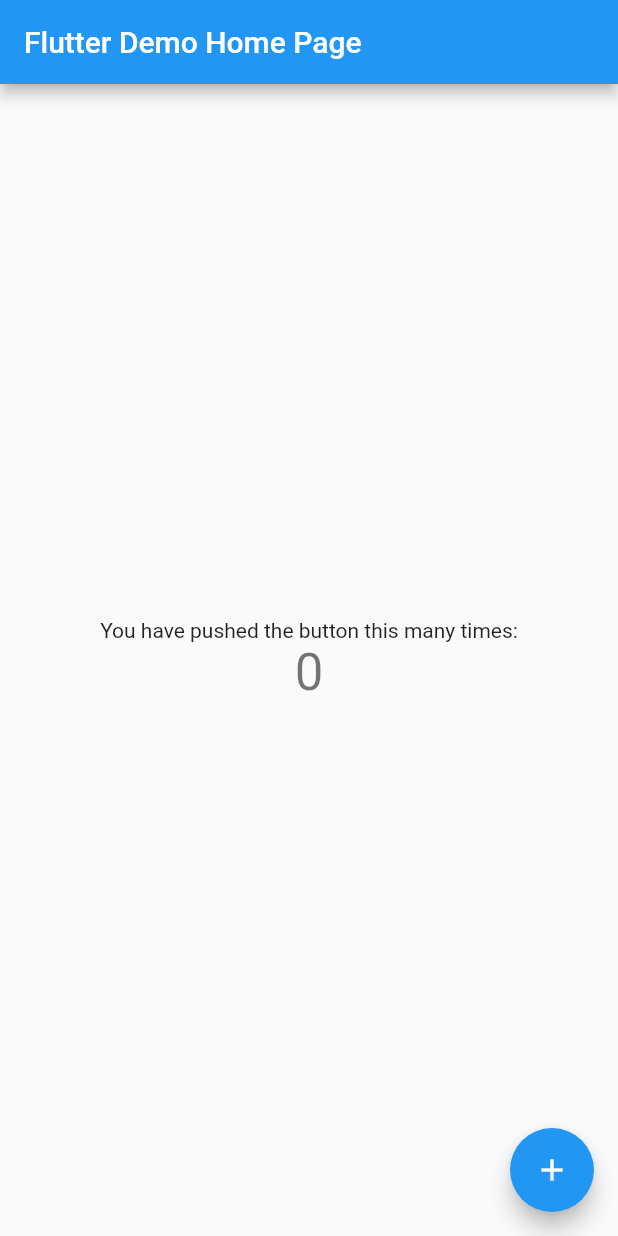
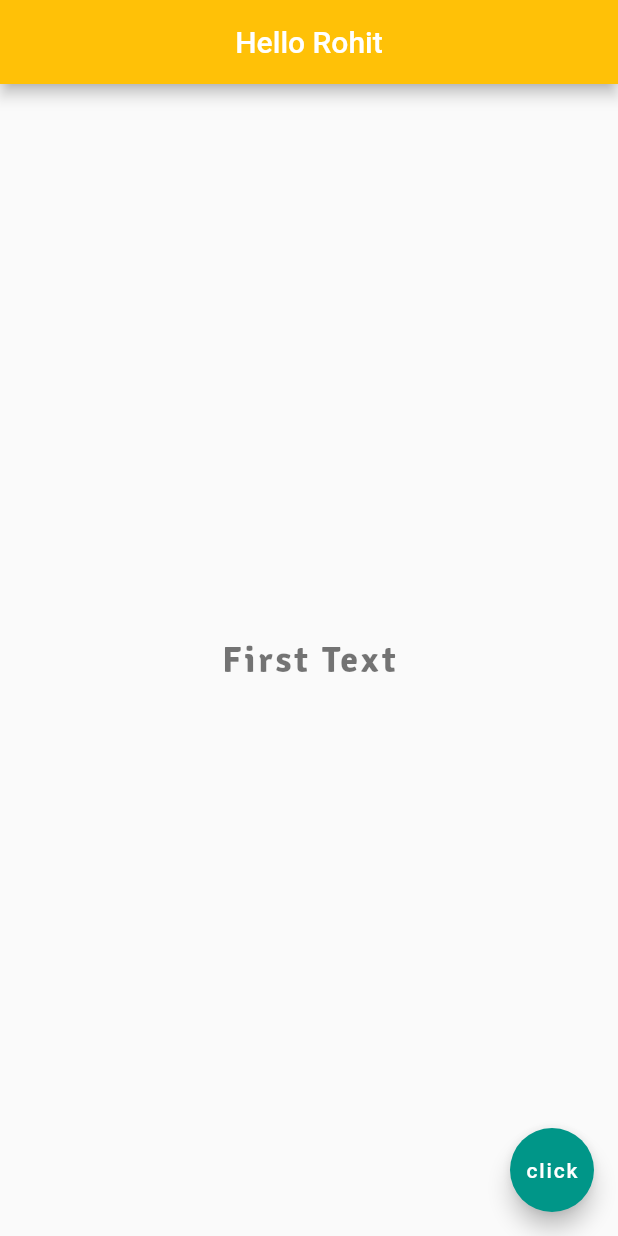
Before and after one commit to RohitPrajapati9593/SDP_l6, a Flutter app: the screen it shows after launch, on a phone screen of 412 x 824 dp. Run offline on Flutter 3.47's test engine with Material 2 defaults, Android fonts, the phone set to English and light mode, and no system bars.

Commit message:
Second Commit

```diff
--- a/lib/main.dart
+++ b/lib/main.dart
@@ -1,115 +1,29 @@
 import 'package:flutter/material.dart';
 
-void main() {
-  runApp(const MyApp());
-}
-
-class MyApp extends StatelessWidget {
-  const MyApp({Key? key}) : super(key: key);
-
-  // This widget is the root of your application.
-  @override
-  Widget build(BuildContext context) {
-    return MaterialApp(
-      title: 'Flutter Demo',
-      theme: ThemeData(
-        // This is the theme of your application.
-        //
-        // Try running your application with "flutter run". You'll see the
-        // application has a blue toolbar. Then, without quitting the app, try
-        // changing the primarySwatch below to Colors.green and then invoke
-        // "hot reload" (press "r" in the console where you ran "flutter run",
-        // or simply save your changes to "hot reload" in a Flutter IDE).
-        // Notice that the counter didn't reset back to zero; the application
-        // is not restarted.
-        primarySwatch: Colors.blue,
-      ),
-      home: const MyHomePage(title: 'Flutter Demo Home Page'),
-    );
-  }
-}
-
-class MyHomePage extends StatefulWidget {
-  const MyHomePage({Key? key, required this.title}) : super(key: key);
-
-  // This widget is the home page of your application. It is stateful, meaning
-  // that it has a State object (defined below) that contains fields that affect
-  // how it looks.
-
-  // This class is the configuration for the state. It holds the values (in this
-  // case the title) provided by the parent (in this case the App widget) and
-  // used by the build method of the State. Fields in a Widget subclass are
-  // always marked "final".
-
-  final String title;
-
-  @override
-  State<MyHomePage> createState() => _MyHomePageState();
-}
-
-class _MyHomePageState extends State<MyHomePage> {
-  int _counter = 0;
-
-  void _incrementCounter() {
-    setState(() {
-      // This call to setState tells the Flutter framework that something has
-      // changed in this State, which causes it to rerun the build method below
-      // so that the display can reflect the updated values. If we changed
-      // _counter without calling setState(), then the build method would not be
-      // called again, and so nothing would appear to happen.
-      _counter++;
-    });
-  }
-
-  @override
-  Widget build(BuildContext context) {
-    // This method is rerun every time setState is called, for instance as done
-    // by the _incrementCounter method above.
-    //
-    // The Flutter framework has been optimized to make rerunning build methods
-    // fast, so that you can just rebuild anything that needs updating rather
-    // than having to individually change instances of widgets.
-    return Scaffold(
-      appBar: AppBar(
-        // Here we take the value from the MyHomePage object that was created by
-        // the App.build method, and use it to set our appbar title.
-        title: Text(widget.title),
-      ),
-      body: Center(
-        // Center is a layout widget. It takes a single child and positions it
-        // in the middle of the parent.
-        child: Column(
-          // Column is also a layout widget. It takes a list of children and
-          // arranges them vertically. By default, it sizes itself to fit its
-          // children horizontally, and tries to be as tall as its parent.
-          //
-          // Invoke "debug painting" (press "p" in the console, choose the
-          // "Toggle Debug Paint" action from the Flutter Inspector in Android
-          // Studio, or the "Toggle Debug Paint" command in Visual Studio Code)
-          // to see the wireframe for each widget.
-          //
-          // Column has various properties to control how it sizes itself and
-          // how it positions its children. Here we use mainAxisAlignment to
-          // center the children vertically; the main axis here is the vertical
-          // axis because Columns are vertical (the cross axis would be
-          // horizontal).
-          mainAxisAlignment: MainAxisAlignment.center,
-          children: <Widget>[
-            const Text(
-              'You have pushed the button this many times:',
+void main() => runApp(MaterialApp(
+      debugShowCheckedModeBanner: false,
+      home: Scaffold(
+        appBar: AppBar(
+          title: Text('Hello Rohit'),
+          backgroundColor: Colors.amber[500],
+          centerTitle: true,
+        ),
+        body: Center(
+          child: Text(
+            'First Text',
+            style: TextStyle(
+              fontSize: 24.0,
+              fontFamily: 'Signika',
+              fontWeight: FontWeight.bold,
+              letterSpacing: 2.0,
+              color: Colors.black54,
             ),
-            Text(
-              '$_counter',
-              style: Theme.of(context).textTheme.headline4,
-            ),
-          ],
+          ),
+        ),
+        floatingActionButton: FloatingActionButton(
+          onPressed: () {},
+          backgroundColor: Colors.teal,
+          child: Text('click'),
         ),
       ),
-      floatingActionButton: FloatingActionButton(
-        onPressed: _incrementCounter,
-        tooltip: 'Increment',
-        child: const Icon(Icons.add),
-      ), // This trailing comma makes auto-formatting nicer for build methods.
-    );
-  }
-}
+    ));
--- a/pubspec.yaml
+++ b/pubspec.yaml
@@ -73,6 +73,12 @@ flutter:
   # "family" key with the font family name, and a "fonts" key with a
   # list giving the asset and other descriptors for the font. For
   # example:
+  fonts:
+    - family: Signika
+      fonts:
+        - asset: assets/fonts/Signika-Bold.ttf
+        - asset: assets/fonts/RobotoSlab-VariableFont_wght.ttf
+          style: italic
   # fonts:
   #   - family: Schyler
   #     fonts:
```
Also changed, not shown: assets/fonts/RobotoSlab-VariableFont_wght.ttf (added), assets/fonts/Signika-Bold.ttf (added), assets/fonts/Signika-Light.ttf (added), assets/fonts/Signika-Regular.ttf (added), assets/fonts/Signika-SemiBold.ttf (added).
